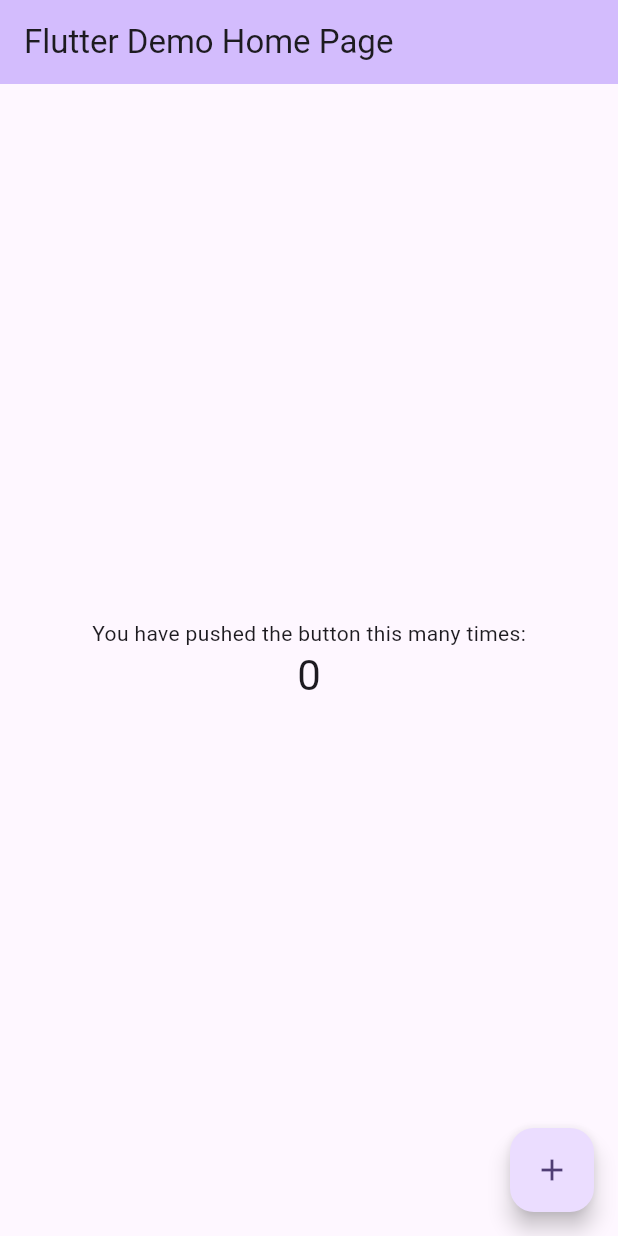
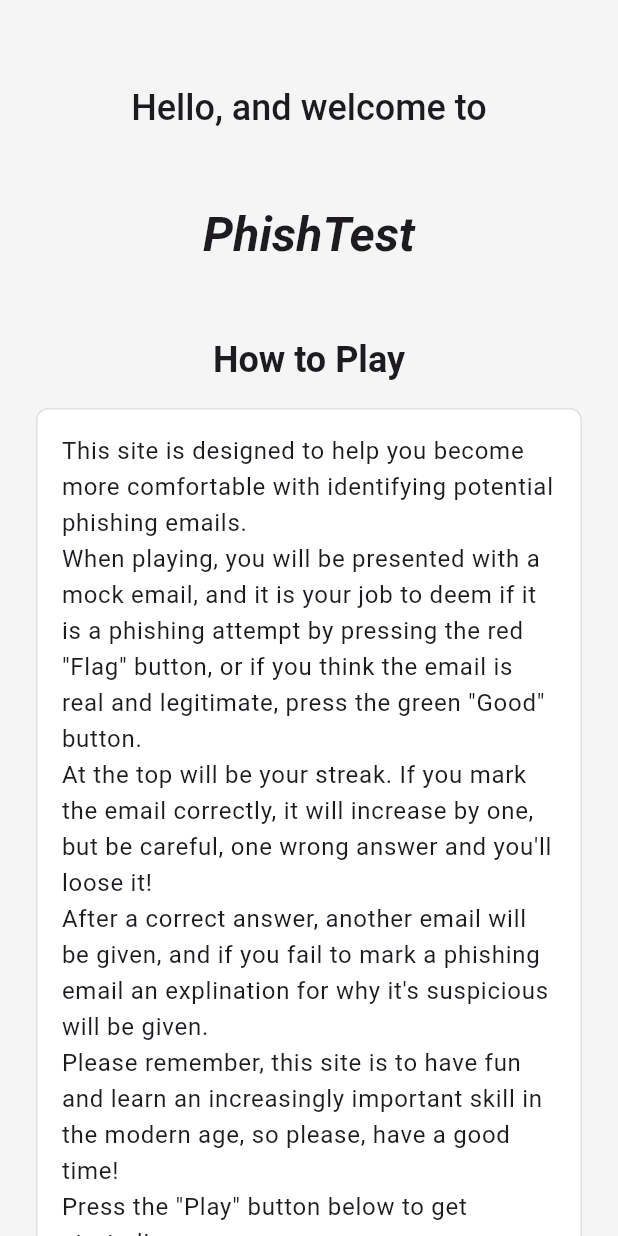
Before and after one commit to bshiff2/phishtest, a Flutter app: the screen it shows after launch, on a phone screen of 412 x 824 dp. Run offline on Flutter 3.47's test engine with Material 3 defaults, Android fonts, the light colour scheme and no system bars.

Commit message:
Created the welcome/how to play page that the user is initially greeted with.

```diff
--- a/lib/main.dart
+++ b/lib/main.dart
@@ -1,4 +1,5 @@
 import 'package:flutter/material.dart';
+import 'welcomepage.dart';
 
 void main() {
   runApp(const MyApp());
@@ -13,24 +14,9 @@ class MyApp extends StatelessWidget {
     return MaterialApp(
       title: 'Flutter Demo',
       theme: ThemeData(
-        // This is the theme of your application.
-        //
-        // TRY THIS: Try running your application with "flutter run". You'll see
-        // the application has a purple toolbar. Then, without quitting the app,
-        // try changing the seedColor in the colorScheme below to Colors.green
-        // and then invoke "hot reload" (save your changes or press the "hot
-        // reload" button in a Flutter-supported IDE, or press "r" if you used
-        // the command line to start the app).
-        //
-        // Notice that the counter didn't reset back to zero; the application
-        // state is not lost during the reload. To reset the state, use hot
-        // restart instead.
-        //
-        // This works for code too, not just values: Most code changes can be
-        // tested with just a hot reload.
         colorScheme: ColorScheme.fromSeed(seedColor: Colors.deepPurple),
       ),
-      home: const MyHomePage(title: 'Flutter Demo Home Page'),
+      home: const WelcomePage(),
     );
   }
 }
--- /dev/null
+++ b/lib/welcomepage.dart
@@ -0,0 +1,116 @@
+import 'package:flutter/material.dart';
+
+class WelcomePage extends StatelessWidget {
+  const WelcomePage({Key? key}) : super(key: key);
+
+  @override
+  Widget build(BuildContext context) {
+    return Scaffold(
+      backgroundColor: Colors.grey.shade100,
+      body: SingleChildScrollView(
+        child: Padding(
+          padding: const EdgeInsets.symmetric(horizontal: 24.0, vertical: 32.0),
+          child: Column(
+            crossAxisAlignment: CrossAxisAlignment.center,
+            children: [
+              // Welcome Heading
+              Padding(
+                padding: const EdgeInsets.only(top: 24.0, bottom: 48.0),
+                child: Column(
+                  children: [
+                    Text(
+                      'Hello, and welcome to',
+                      style: Theme.of(context).textTheme.headlineSmall?.copyWith(
+                            fontWeight: FontWeight.w500,
+                          ),
+                    ),
+                    const SizedBox(height: 8.0),
+                    Text(
+                      '\nPhishTest',
+                      style: Theme.of(context).textTheme.headlineLarge?.copyWith(
+                            fontWeight: FontWeight.bold,
+                            fontStyle: FontStyle.italic,
+                          ),
+                    ),
+                  ],
+                ),
+              ),
+
+              // How to Play Section
+              Text(
+                'How to Play',
+                style: Theme.of(context).textTheme.headlineSmall?.copyWith(
+                      fontWeight: FontWeight.bold,
+                    ),
+              ),
+              const SizedBox(height: 16.0),
+
+              // Content area for text and images
+              Center(
+                child: Container(
+                  width: 600,
+                  padding: const EdgeInsets.all(16.0),
+                  decoration: BoxDecoration(
+                    color: Colors.white,
+                    border: Border.all(
+                      color: Colors.grey.shade300,
+                    ),
+                    borderRadius: BorderRadius.circular(8.0),
+                  ),
+                child: Column(
+                  crossAxisAlignment: CrossAxisAlignment.start,
+                  children: [
+                    // Replace with your text content
+                    Text(
+                      'This site is designed to help you become more comfortable with identifying potential phishing emails.\nWhen playing, you will be presented with a mock email, and it is your job to deem if it is a phishing attempt by pressing the red "Flag" button, or if you think the email is real and legitimate, press the green "Good" button.\nAt the top will be your streak. If you mark the email correctly, it will increase by one, but be careful, one wrong answer and you\'ll loose it!\nAfter a correct answer, another email will be given, and if you fail to mark a phishing email an explination for why it\'s suspicious will be given.\nPlease remember, this site is to have fun and learn an increasingly important skill in the modern age, so please, have a good time!\nPress the "Play" button below to get started!',
+                      style: Theme.of(context).textTheme.bodyLarge,
+                    ),
+                    const SizedBox(height: 16.0),
+
+                    // Replace with your images
+                    // Example:
+                    // Image.asset('assets/image_name.png'),
+                    // const SizedBox(height: 16.0),
+                    // Image.asset('assets/another_image.png'),
+                  ],
+                ),
+              ),
+              ),
+
+              const SizedBox(height: 48.0),
+
+              // Play Button
+              Center(
+                child: SizedBox(
+                  width: 200,
+                  child: ElevatedButton(
+                    onPressed: () {
+                      // Navigate to game page
+                      Navigator.of(context).pushNamed('/game');
+                    },
+                    style: ElevatedButton.styleFrom(
+                      backgroundColor: Colors.green.shade200,
+                      padding: const EdgeInsets.symmetric(vertical: 16.0),
+                      side: BorderSide(
+                        color: Colors.green.shade900,
+                        width: 2,
+                      ),
+                    ),
+                    child: Text(
+                      'Play',
+                      style: Theme.of(context).textTheme.labelLarge?.copyWith(
+                            fontSize: 16.0,
+                            color: Colors.green.shade900,
+                            fontWeight: FontWeight.bold,
+                          ),
+                    ),
+                  ),
+                ),
+              ),
+            ],
+          ),
+        ),
+      ),
+    );
+  }
+}
```
